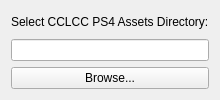
Qt form installer/packages/com.committeeofzero.cclcc.ps4.assets/meta/page.ui (CommitteeOfZero/dirac-sea) before a commit.
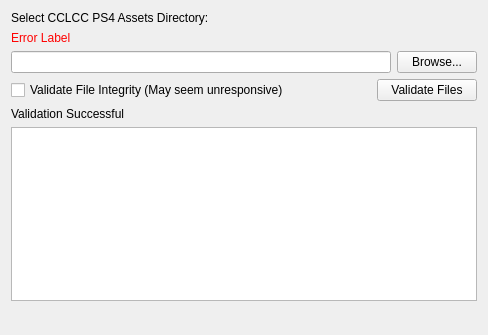
The same form after that commit.

Commit message: cclcc ps4 assets copying

What changed in the file:
```diff
--- a/installer/packages/com.committeeofzero.cclcc.ps4.assets/meta/page.ui
+++ b/installer/packages/com.committeeofzero.cclcc.ps4.assets/meta/page.ui
@@ -2,10 +2,18 @@
 <ui version="4.0">
  <class>PathPage_CCLCC_PS4</class>
  <widget class="QWidget" name="PathPage_CCLCC_PS4">
+  <property name="geometry">
+   <rect>
+    <x>0</x>
+    <y>0</y>
+    <width>488</width>
+    <height>335</height>
+   </rect>
+  </property>
   <property name="windowTitle">
     <string>CCLCC PS4 Assets Selection</string>
   </property>
-  <layout class="QVBoxLayout">
+  <layout class="QVBoxLayout" name="verticalLayout">
    <item>
     <widget class="QLabel" name="label">
      <property name="text">
@@ -14,15 +22,83 @@
     </widget>
    </item>
    <item>
-    <widget class="QLineEdit" name="pathLineEdit"/>
+    <widget class="QLabel" name="errorLabel">
+     <property name="styleSheet">
+      <string notr="true">color: red;</string>
+     </property>
+     <property name="text">
+      <string>Error Label</string>
+     </property>
+    </widget>
    </item>
    <item>
-    <widget class="QPushButton" name="browseButton">
+    <layout class="QHBoxLayout" name="horizontalLayout">
+     <item>
+      <widget class="QLineEdit" name="pathLineEdit"/>
+     </item>
+     <item>
+      <widget class="QPushButton" name="browseButton">
+       <property name="text">
+        <string>Browse...</string>
+       </property>
+      </widget>
+     </item>
+    </layout>
+   </item>
+   <item>
+    <layout class="QHBoxLayout" name="horizontalLayout_2">
+     <item>
+      <widget class="QCheckBox" name="checkBoxHash">
+       <property name="text">
+        <string>Validate File Integrity (May seem unresponsive)</string>
+       </property>
+      </widget>
+     </item>
+     <item>
+      <widget class="QPushButton" name="validateButton">
+       <property name="maximumSize">
+        <size>
+         <width>100</width>
+         <height>16777215</height>
+        </size>
+       </property>
+       <property name="text">
+        <string>Validate Files</string>
+       </property>
+      </widget>
+     </item>
+    </layout>
+   </item>
+   <item>
+    <widget class="QLabel" name="validateResult">
+     <property name="styleSheet">
+      <string notr="true"/>
+     </property>
      <property name="text">
-      <string>Browse...</string>
+      <string>Validation Successful</string>
      </property>
     </widget>
    </item>
+   <item>
+    <widget class="QTextEdit" name="validateLog">
+     <property name="readOnly">
+      <bool>true</bool>
+     </property>
+    </widget>
+   </item>
+   <item>
+    <spacer name="verticalSpacer">
+     <property name="orientation">
+      <enum>Qt::Orientation::Vertical</enum>
+     </property>
+     <property name="sizeHint" stdset="0">
+      <size>
+       <width>20</width>
+       <height>40</height>
+      </size>
+     </property>
+    </spacer>
+   </item>
   </layout>
  </widget>
 </ui>
```
Left out of the diff: 4 changed lines with no effect on the pictures. The commit also changes 2 other files.
